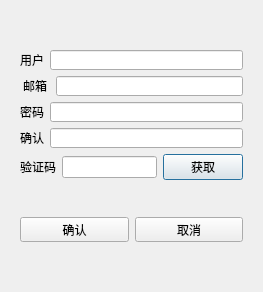
Before: the Qt Designer form registerdialog.ui in Huangtiant/cpp-chat-app, drawn with Qt 5.
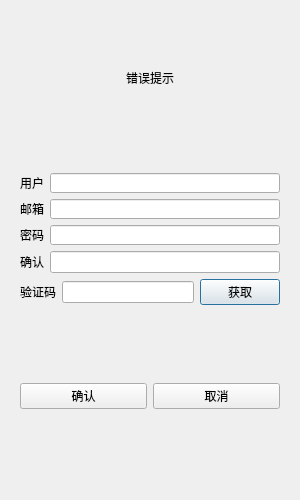
After: the same form once the commit is applied.

```diff
--- a/registerdialog.ui
+++ b/registerdialog.ui
@@ -6,10 +6,22 @@
    <rect>
     <x>0</x>
     <y>0</y>
-    <width>263</width>
-    <height>292</height>
+    <width>300</width>
+    <height>500</height>
    </rect>
   </property>
+  <property name="minimumSize">
+   <size>
+    <width>300</width>
+    <height>500</height>
+   </size>
+  </property>
+  <property name="maximumSize">
+   <size>
+    <width>300</width>
+    <height>500</height>
+   </size>
+  </property>
   <property name="windowTitle">
    <string>Dialog</string>
   </property>
@@ -20,6 +32,35 @@
       <widget class="QStackedWidget" name="stackedWidget">
        <widget class="QWidget" name="page">
         <layout class="QVBoxLayout" name="verticalLayout_3">
+         <item>
+          <widget class="QWidget" name="widget" native="true">
+           <layout class="QVBoxLayout" name="verticalLayout_4">
+            <item>
+             <spacer name="verticalSpacer_4">
+              <property name="orientation">
+               <enum>Qt::Orientation::Vertical</enum>
+              </property>
+              <property name="sizeHint" stdset="0">
+               <size>
+                <width>20</width>
+                <height>40</height>
+               </size>
+              </property>
+             </spacer>
+            </item>
+            <item>
+             <widget class="QLabel" name="err_tip">
+              <property name="text">
+               <string>错误提示</string>
+              </property>
+              <property name="alignment">
+               <set>Qt::AlignmentFlag::AlignCenter</set>
+              </property>
+             </widget>
+            </item>
+           </layout>
+          </widget>
+         </item>
          <item>
           <spacer name="verticalSpacer_3">
            <property name="orientation">
@@ -75,7 +116,7 @@
             <widget class="QLabel" name="email_label">
              <property name="minimumSize">
               <size>
-               <width>30</width>
+               <width>0</width>
                <height>0</height>
               </size>
              </property>
@@ -89,7 +130,7 @@
               <string>邮箱</string>
              </property>
              <property name="alignment">
-              <set>Qt::AlignmentFlag::AlignCenter</set>
+              <set>Qt::AlignmentFlag::AlignLeading|Qt::AlignmentFlag::AlignLeft|Qt::AlignmentFlag::AlignVCenter</set>
              </property>
             </widget>
            </item>
@@ -107,6 +148,9 @@
                <height>20</height>
               </size>
              </property>
+             <property name="alignment">
+              <set>Qt::AlignmentFlag::AlignLeading|Qt::AlignmentFlag::AlignLeft|Qt::AlignmentFlag::AlignVCenter</set>
+             </property>
             </widget>
            </item>
           </layout>
```
Left out of the diff: 4 changed lines with no effect on the pictures.
